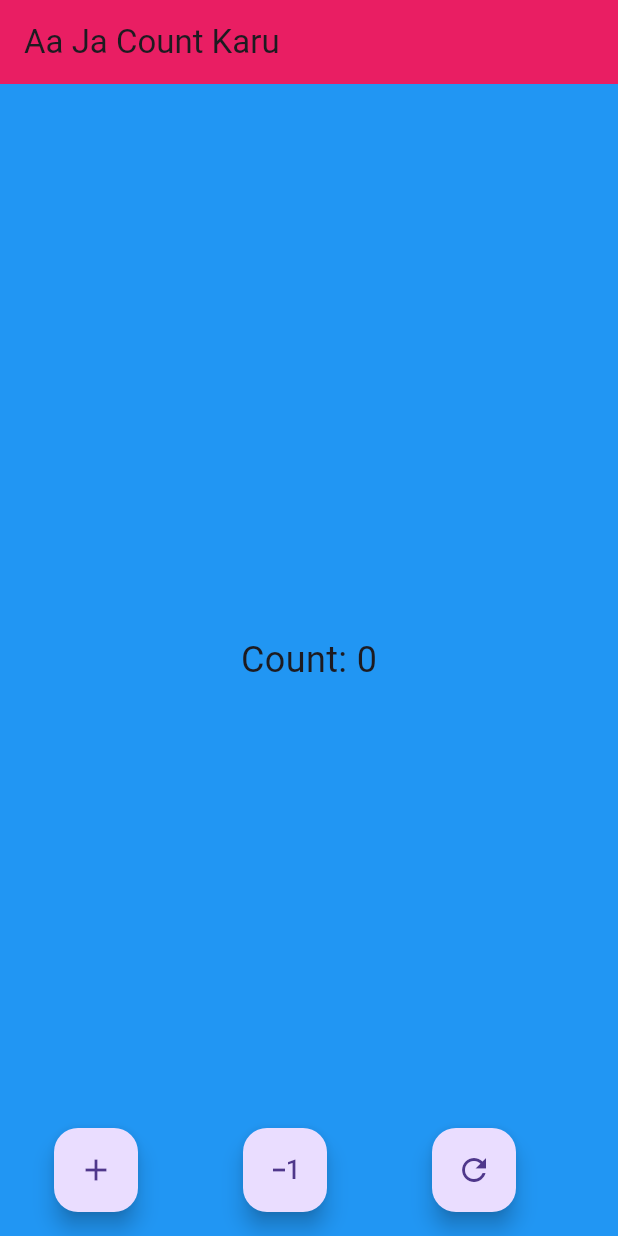
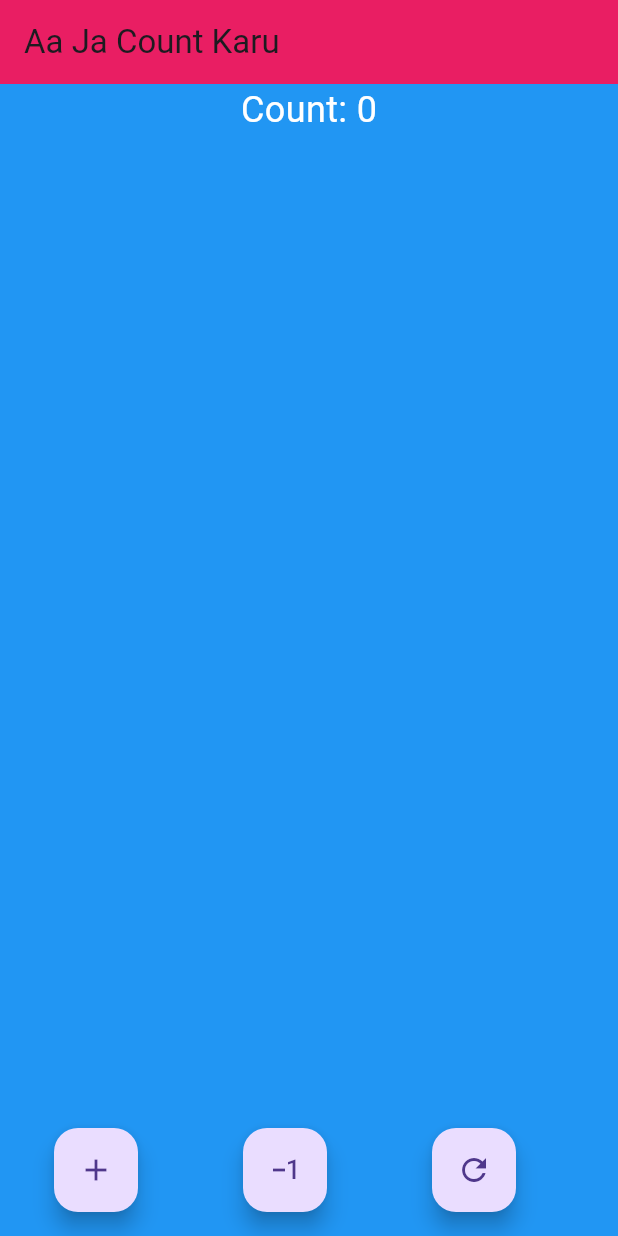
Before and after one commit to SamratGhimiree/increase-decrease-counter, a Flutter app: the screen it shows after launch, after a tap on the "add" icon, after a tap on the "exposure minus 1" icon, after a tap on the "refresh" icon, on a phone screen of 412 x 824 dp. Run offline on Flutter 3.47's test engine with Material 3 defaults, Android fonts, the phone set to English and light mode, and no system bars.

Commit message:
count list added

```diff
--- a/lib/main.dart
+++ b/lib/main.dart
@@ -1,3 +1,4 @@
+import 'dart:async'; // Import Timer package
 import 'package:flutter/material.dart';
 
 void main() => runApp(MyApp());
@@ -18,41 +19,71 @@ class CounterScreen extends StatefulWidget {
 
 class _CounterScreenState extends State<CounterScreen> {
   int _counter = 0;
+  List<int> _history = [];
+  Timer? _inactivityTimer;
+
+  void _startInactivityTimer() {
+    // Cancel the previous timer if it's running
+    _inactivityTimer?.cancel();
+
+    // Start a new 5-second timer
+    _inactivityTimer = Timer(Duration(seconds: 5), () {
+      setState(() {
+        _history.add(_counter); // Add the final counter value to history
+      });
+    });
+  }
 
   void _incrementCounter() {
-
     setState(() {
       _counter++;
     });
-    // Display message when counter reaches 10
-    if (_counter == 10) {
-      ScaffoldMessenger.of(context).showSnackBar(
-        SnackBar(content: Text('You reached count 10!')),
-      );
-    }
+    _startInactivityTimer(); // Restart inactivity timer
   }
 
   void _decrementCounter() {
     setState(() {
+      if (_counter > 0) {
         _counter--;
+      }
     });
+    _startInactivityTimer(); // Restart inactivity timer
   }
+
   @override
   Widget build(BuildContext context) {
     return Scaffold(
       backgroundColor: Colors.blue,
-      appBar: AppBar(title: Text('Aa Ja Count Karu'),
+      appBar: AppBar(
+        title: Text('Aa Ja Count Karu'),
         backgroundColor: Colors.pink,
       ),
-      body: Center(
-        child: Text(
+      body: Column(
+        mainAxisAlignment: MainAxisAlignment.center,
+        children: [
+          Text(
             'Count: $_counter',
-          style: TextStyle(fontSize: 24),
+            style: TextStyle(fontSize: 24, color: Colors.white),
+          ),
+          SizedBox(height: 20),
+          Expanded(
+            child: ListView.builder(
+              itemCount: _history.length,
+              itemBuilder: (context, index) {
+                return ListTile(
+                  title: Text(
+                    'Final Count: ${_history[index]}',
+                    style: TextStyle(color: Colors.white),
+                  ),
+                );
+              },
             ),
           ),
+        ],
+      ),
       floatingActionButton: Row(
-        mainAxisAlignment:MainAxisAlignment.center,
-        children:[
+        mainAxisAlignment: MainAxisAlignment.center,
+        children: [
           FloatingActionButton(
             onPressed: _incrementCounter,
             child: Icon(Icons.add),
@@ -63,18 +94,26 @@ class _CounterScreenState extends State<CounterScreen> {
             child: Icon(Icons.exposure_minus_1),
           ),
           SizedBox(width: 70),
-
           FloatingActionButton(
             onPressed: () {
+              _inactivityTimer?.cancel(); // Stop inactivity timer
               setState(() {
                 _counter = 0;
+                _history.clear(); // Clear history on reset
               });
             },
             child: Icon(Icons.refresh),
             tooltip: 'Reset',
-          )
+          ),
         ],
       ),
     );
   }
+
+  @override
+  void dispose() {
+    // Cancel the timer when the widget is disposed
+    _inactivityTimer?.cancel();
+    super.dispose();
   }
+}
```
Lines whose indentation alone changed are shown as unchanged.
